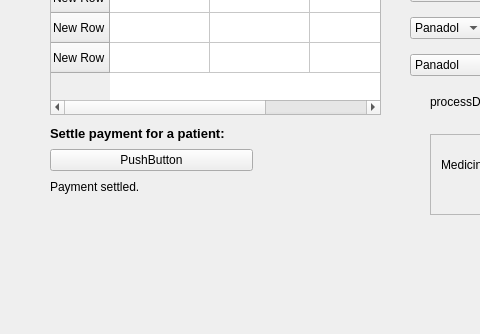
This is SalamtakProjCS2-9dc28a035728999ba67ea39cbed1fc082d830897/Salamtak Qt files/reception.ui in ZeinNoureddin/SalamtakProject as Qt 5 draws it before an edit; both pictures show x 0 to 480 and y 246 to 580 of the 814 by 580 pixel window. The edited form follows.
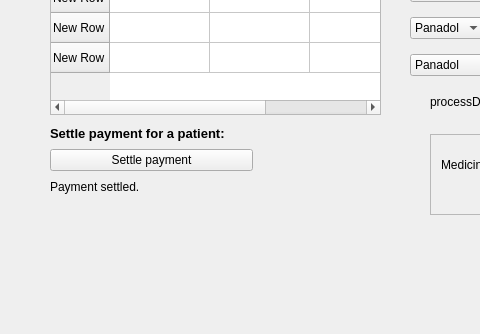
This is the edited form.

Commit message: added the other payment windows and created one for emergency and did its ui and implementation

The edit to the form file:
```diff
--- a/SalamtakProjCS2-9dc28a035728999ba67ea39cbed1fc082d830897/Salamtak Qt files/reception.ui
+++ b/SalamtakProjCS2-9dc28a035728999ba67ea39cbed1fc082d830897/Salamtak Qt files/reception.ui
@@ -332,7 +332,7 @@
      <item>
       <widget class="QPushButton" name="settlePaymentButton">
        <property name="text">
-        <string>PushButton</string>
+        <string>Settle payment</string>
        </property>
       </widget>
      </item>
```
The commit also changes 16 other files.
